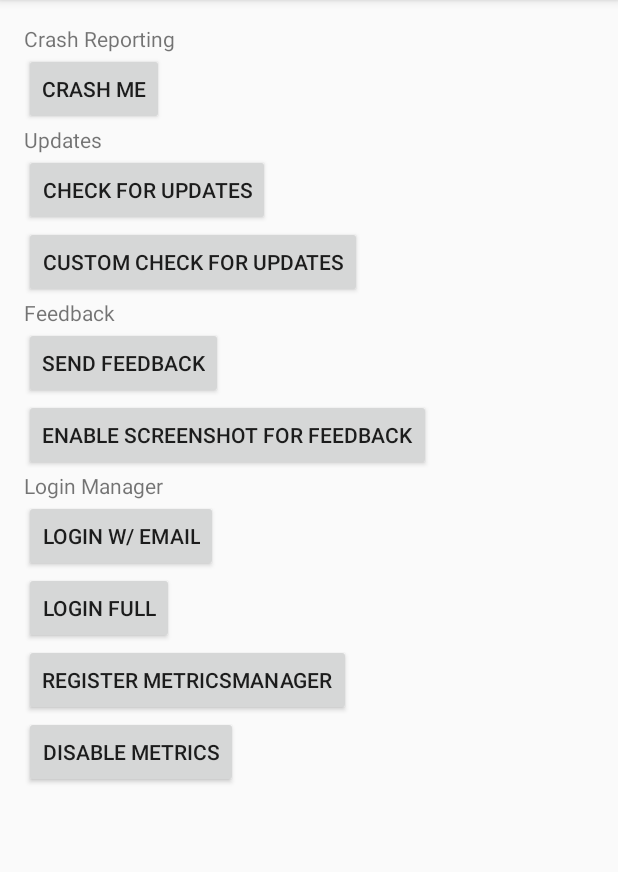
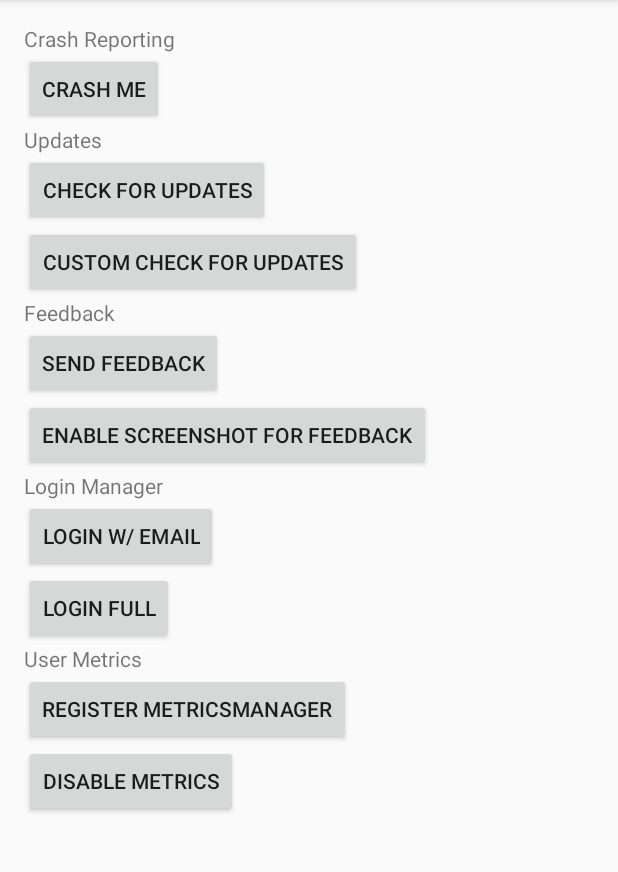
Before and after one commit to bitstadium/HockeySDK-AndroidDemo, an Android app: the screen it shows after launch (MainActivity), on a phone screen of 412 x 824 dp, the part 84-956 px from its top. Run offline under Robolectric (Android 15) with nearby library versions, the phone set to English and light mode, and no system bars; libraries missing offline, so code that uses them is left out: net.hockeyapp.android; 3 statements that could not run were skipped.

Commit message:
Add text above metrics test buttons

```diff
--- a/app/src/main/res/layout/activity_main.xml
+++ b/app/src/main/res/layout/activity_main.xml
@@ -85,6 +85,12 @@
             android:layout_height="wrap_content"
             android:text="@string/action_login_full"/>
 
+        <TextView
+            android:layout_width="wrap_content"
+            android:layout_height="wrap_content"
+            android:text="@string/section_metrics"
+            />
+
         <Button
             android:id="@+id/button_init_metrics"
             android:layout_width="wrap_content"
--- a/app/src/main/res/values/strings.xml
+++ b/app/src/main/res/values/strings.xml
@@ -28,6 +28,7 @@
     <string name="action_init_metrics">Register MetricsManager</string>
     <string name="action_disable_metrics">Disable Metrics</string>
     <string name="action_erable_metrics">Enable Metrics</string>
+    <string name="section_metrics">User Metrics</string>
 
 
 </resources>
```
